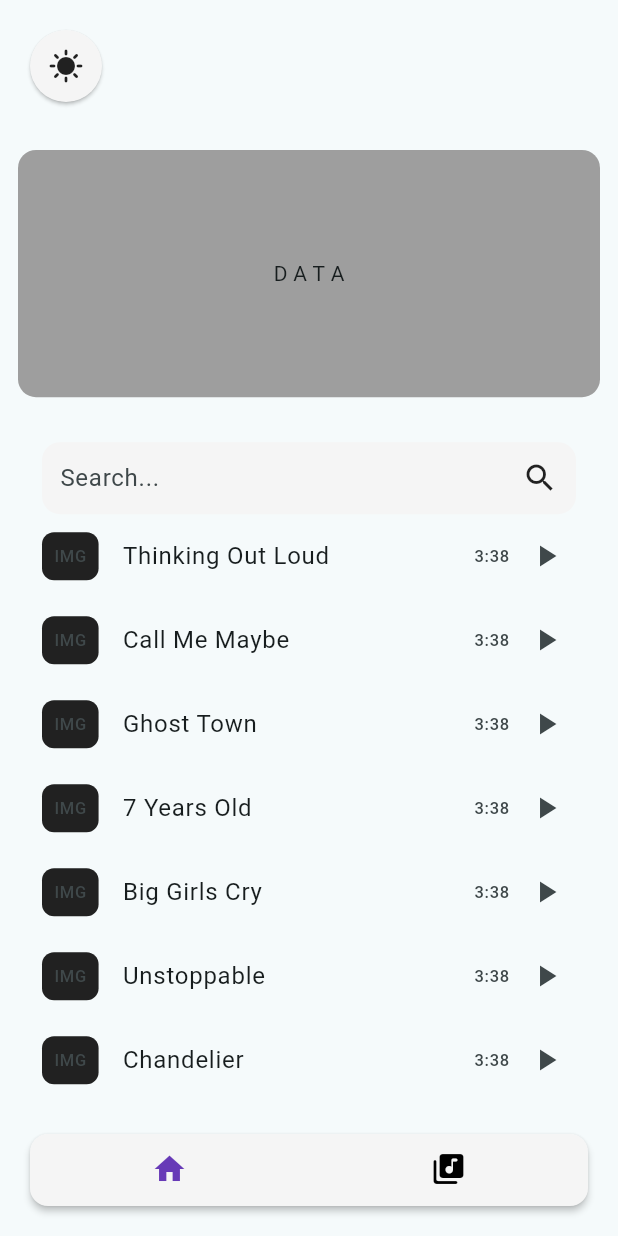
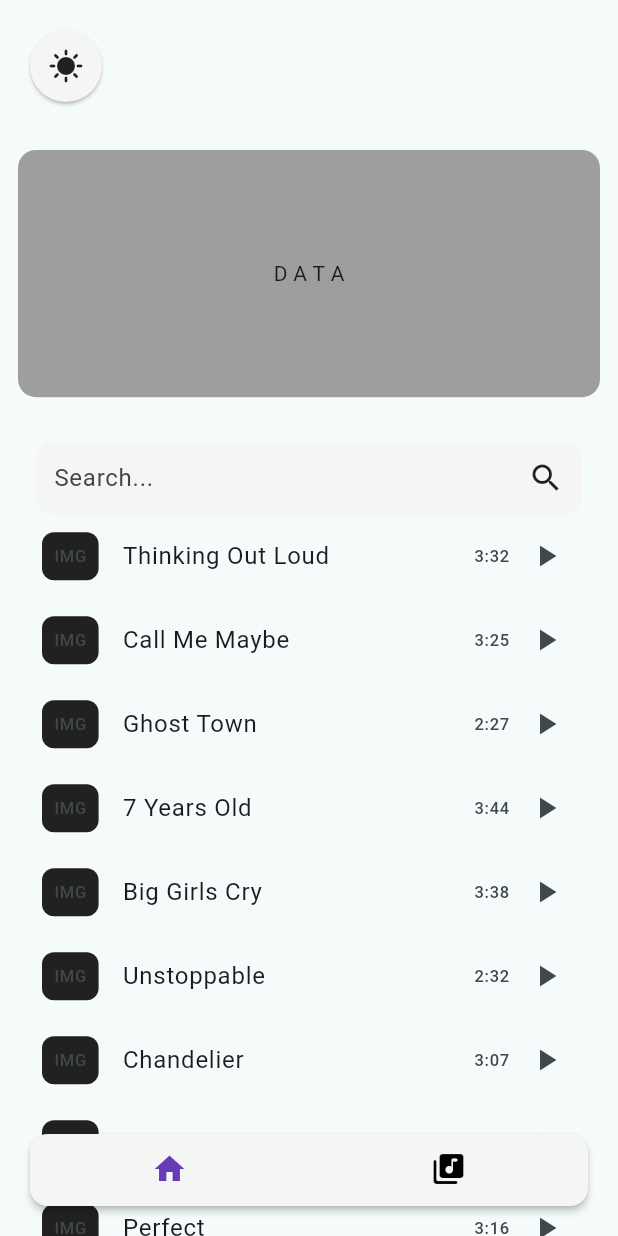
Before and after one commit to Justine-zip/Leap_Music_Player, a Flutter app: the screen it shows after launch, on a phone screen of 412 x 824 dp. Run offline on Flutter 3.47's test engine with Material 3 defaults, Android fonts, the phone set to English and light mode, and no system bars; our stand-ins replace device_preview.

Commit message:
added page music library

```diff
--- /dev/null
+++ b/lib/components/circle_icon.dart
@@ -0,0 +1,21 @@
+import 'package:flutter/material.dart';
+
+class CircleIcon extends StatelessWidget {
+  final IconData icon;
+  final double iconSize;
+  const CircleIcon({super.key, required this.icon, required this.iconSize});
+
+  @override
+  Widget build(BuildContext context) {
+    return Container(
+      decoration: BoxDecoration(
+        color: Theme.of(context).colorScheme.tertiary,
+        borderRadius: BorderRadius.circular(38),
+      ),
+      child: Padding(
+        padding: const EdgeInsets.all(16.0),
+        child: Icon(icon, size: iconSize),
+      ),
+    );
+  }
+}
--- a/lib/components/music_list.dart
+++ /dev/null
@@ -1,50 +0,0 @@
-import 'package:flutter/material.dart';
-
-class MusicList extends StatelessWidget {
-  MusicList({super.key});
-
-  final List<String> musicList = [
-    'Thinking Out Loud',
-    'Call Me Maybe',
-    'Ghost Town',
-    '7 Years Old',
-    'Big Girls Cry',
-    'Unstoppable',
-    'Chandelier',
-    'Snowman',
-    'Perfect',
-    'All Of Me',
-    'All I Ask',
-    'Iris',
-    'Lips Of An Angel',
-  ];
-
-  @override
-  Widget build(BuildContext context) {
-    return ListView.builder(
-      itemCount: musicList.length,
-      itemBuilder: (context, index) {
-        return ListTile(
-          leading: Container(
-            decoration: BoxDecoration(
-              color: Colors.grey[900],
-              borderRadius: BorderRadius.circular(8),
-            ),
-            child: Padding(
-              padding: const EdgeInsets.all(8.0),
-              child: Text('IMG'),
-            ),
-          ),
-          title: Text(musicList[index]),
-          trailing: SizedBox(
-            width: 60,
-            child: Row(
-              mainAxisAlignment: MainAxisAlignment.spaceBetween,
-              children: [Text('3:38'), Icon(Icons.play_arrow)],
-            ),
-          ),
-        );
-      },
-    );
-  }
-}
--- /dev/null
+++ b/lib/components/music_list_builder.dart
@@ -0,0 +1,59 @@
+import 'package:flutter/material.dart';
+import 'package:leap/models/music.dart';
+
+class MusicListBuilder extends StatelessWidget {
+  MusicListBuilder({super.key});
+
+  final List<Music> musicList = [
+    Music(title: 'Thinking Out Loud', duration: '3:32'),
+    Music(title: 'Call Me Maybe', duration: '3:25'),
+    Music(title: 'Ghost Town', duration: '2:27'),
+    Music(title: '7 Years Old', duration: '3:44'),
+    Music(title: 'Big Girls Cry', duration: '3:38'),
+    Music(title: 'Unstoppable', duration: '2:32'),
+    Music(title: 'Chandelier', duration: '3:07'),
+    Music(title: 'Snowman', duration: '3:13'),
+    Music(title: 'Perfect', duration: '3:16'),
+    Music(title: 'All Of Me', duration: '3:29'),
+    Music(title: 'All I Ask', duration: '2:02'),
+    Music(title: 'Iris', duration: '3:24'),
+    Music(title: 'Like A Stone', duration: '3:33'),
+    Music(title: 'Castle On The Hill', duration: '3:32'),
+    Music(title: 'Vienna', duration: '3:36'),
+    Music(title: 'Talking To The Moon', duration: '3:46'),
+    Music(title: 'It Will Rain', duration: '3:18'),
+  ];
+
+  @override
+  Widget build(BuildContext context) {
+    return ListView.builder(
+      itemCount: musicList.length,
+      itemBuilder: (context, index) {
+        return ListTile(
+          leading: Container(
+            decoration: BoxDecoration(
+              color: Colors.grey[900],
+              borderRadius: BorderRadius.circular(8),
+            ),
+            child: Padding(
+              padding: const EdgeInsets.all(8.0),
+              //Music Thumbnail
+              child: Text('IMG'),
+            ),
+          ),
+          title: Text(musicList[index].title),
+          trailing: SizedBox(
+            width: 60,
+            child: Row(
+              mainAxisAlignment: MainAxisAlignment.spaceBetween,
+              children: [
+                Text(musicList[index].duration),
+                Icon(Icons.play_arrow),
+              ],
+            ),
+          ),
+        );
+      },
+    );
+  }
+}
--- a/lib/components/my_searchbox.dart
+++ b/lib/components/my_searchbox.dart
@@ -8,7 +8,7 @@ class MySearchbox extends StatelessWidget {
   @override
   Widget build(BuildContext context) {
     return Padding(
-      padding: const EdgeInsets.symmetric(horizontal: 16.0),
+      padding: const EdgeInsets.symmetric(horizontal: 12.0),
       child: Container(
         width: double.infinity,
         decoration: BoxDecoration(
--- /dev/null
+++ b/lib/models/music.dart
@@ -0,0 +1,7 @@
+class Music {
+  String title;
+  String duration;
+  String? thumbnail;
+
+  Music({required this.title, required this.duration, this.thumbnail});
+}
--- a/lib/pages/music_library_page.dart
+++ b/lib/pages/music_library_page.dart
@@ -1,4 +1,6 @@
 import 'package:flutter/material.dart';
+import 'package:leap/components/circle_icon.dart';
+import 'package:leap/components/music_list_builder.dart';
 
 class MusicLibraryPage extends StatefulWidget {
   const MusicLibraryPage({super.key});
@@ -11,10 +13,20 @@ class _MusicLibraryPageState extends State<MusicLibraryPage> {
   @override
   Widget build(BuildContext context) {
     return Scaffold(
-      body: Center(
-        child: Text(
-          'L I B R A R Y',
-          style: TextStyle(fontSize: 42, fontWeight: FontWeight.bold),
+      body: Padding(
+        padding: const EdgeInsets.fromLTRB(12, 100, 12, 0),
+        child: Column(
+          children: [
+            Padding(
+              padding: const EdgeInsets.symmetric(horizontal: 24.0),
+              child: Align(
+                alignment: Alignment.centerLeft,
+                child: CircleIcon(icon: Icons.play_arrow, iconSize: 28),
+              ),
+            ),
+            SizedBox(height: 20),
+            Expanded(child: MusicListBuilder()),
+          ],
         ),
       ),
     );
--- a/lib/pages/music_page.dart
+++ b/lib/pages/music_page.dart
@@ -1,5 +1,5 @@
 import 'package:flutter/material.dart';
-import 'package:leap/components/music_list.dart';
+import 'package:leap/components/music_list_builder.dart';
 import 'package:leap/components/my_searchbox.dart';
 
 class MusicPage extends StatefulWidget {
@@ -14,7 +14,7 @@ class _MusicPageState extends State<MusicPage> {
   Widget build(BuildContext context) {
     return Scaffold(
       body: Padding(
-        padding: const EdgeInsets.symmetric(horizontal: 12, vertical: 100),
+        padding: const EdgeInsets.fromLTRB(12, 100, 12, 0),
         child: Column(
           children: [
             Container(
@@ -32,7 +32,7 @@ class _MusicPageState extends State<MusicPage> {
             ),
             SizedBox(height: 30),
             MySearchbox(hint: 'Search...'),
-            Expanded(child: MusicList()),
+            Expanded(child: MusicListBuilder()),
           ],
         ),
       ),
--- a/lib/theme/app_dark_theme.dart
+++ b/lib/theme/app_dark_theme.dart
@@ -7,7 +7,7 @@ final ThemeData darkTheme = ThemeData(
     primaryContainer: Colors.grey[900],
     seedColor: Colors.black,
     brightness: Brightness.dark,
-  ),
+  ).copyWith(tertiary: Colors.deepPurple[300]),
   tabBarTheme: TabBarTheme(
     labelColor: Colors.deepPurple[300],
     indicator: BoxDecoration(),
--- a/lib/theme/app_light_theme.dart
+++ b/lib/theme/app_light_theme.dart
@@ -7,7 +7,7 @@ final ThemeData lightTheme = ThemeData(
     primaryContainer: Colors.grey[100],
     seedColor: Colors.white,
     brightness: Brightness.light,
-  ),
+  ).copyWith(tertiary: Colors.deepPurple),
   tabBarTheme: TabBarTheme(
     labelColor: Colors.deepPurple,
     indicator: BoxDecoration(),
```
